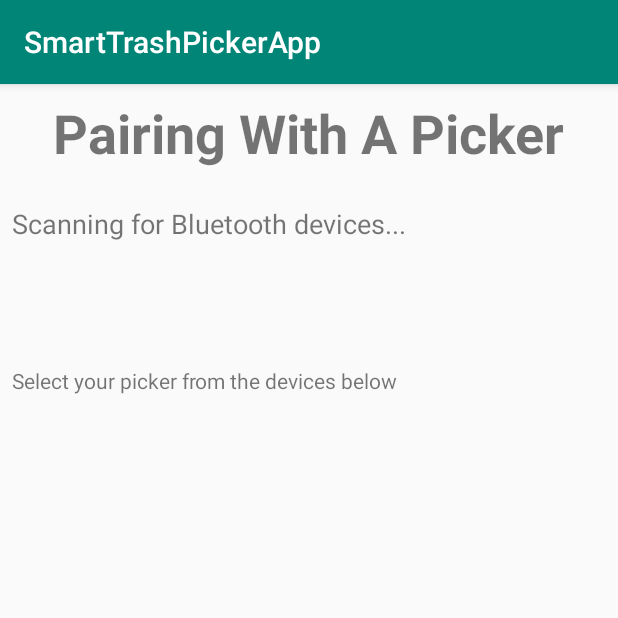
After one commit to MichaelRechenberg/SmartTrashPickerAndroidApp, an Android app: the BLEPairingActivity screen opened directly, with no data from a screen before it, on a phone screen of 412 x 824 dp, the top half of it. The commit adds this screen. Run offline under Robolectric (Android 15) with nearby library versions, the phone set to English and light mode, and no system bars.

Commit message:
launcher activity and pairing activity are created. Layouts are made, but I have yet to actually do the Bluetooth scanning or bluetooth communication.  Updated manifest to require Bluetooth permissions and BLE capability

```diff
--- a/app/build.gradle
+++ b/app/build.gradle
@@ -24,10 +24,11 @@ android {
 
 dependencies {
     implementation fileTree(dir: 'libs', include: ['*.jar'])
-    implementation"org.jetbrains.kotlin:kotlin-stdlib-jdk7:$kotlin_version"
+    implementation "org.jetbrains.kotlin:kotlin-stdlib-jdk7:$kotlin_version"
     implementation 'com.android.support:appcompat-v7:28.0.0'
     implementation 'com.android.support.constraint:constraint-layout:1.1.3'
     testImplementation 'junit:junit:4.12'
     androidTestImplementation 'com.android.support.test:runner:1.0.2'
     androidTestImplementation 'com.android.support.test.espresso:espresso-core:3.0.2'
+    implementation 'com.android.support:recyclerview-v7:28.0.0'
 }
--- a/app/src/main/AndroidManifest.xml
+++ b/app/src/main/AndroidManifest.xml
@@ -9,6 +9,8 @@
             android:roundIcon="@mipmap/ic_launcher_round"
             android:supportsRtl="true"
             android:theme="@style/AppTheme">
+        <activity android:name=".BLEPairingActivity">
+        </activity>
         <activity android:name=".HomeActivity">
             <intent-filter>
                 <action android:name="android.intent.action.MAIN"/>
@@ -17,5 +19,9 @@
             </intent-filter>
         </activity>
     </application>
+    <uses-permission android:name="android.permission.BLUETOOTH"></uses-permission>
+    <uses-permission android:name="android.permission.BLUETOOTH_ADMIN"></uses-permission>
 
+    <!-- We require BLE, so make BLE capability mandatory -->
+    <uses-feature android:name="android.hardware.bluetooth_le" android:required="true"></uses-feature>
 </manifest>
--- /dev/null
+++ b/app/src/main/java/mrechenberg/smarttrashpickerapp/BLEPairingActivity.kt
@@ -0,0 +1,46 @@
+package mrechenberg.smarttrashpickerapp
+
+import android.os.Bundle
+import android.support.v7.app.AppCompatActivity
+import android.support.v7.widget.LinearLayoutManager
+import kotlinx.android.synthetic.main.activity_blepairing.*
+
+class BLEPairingActivity : AppCompatActivity() {
+
+    var isActivelyScanning = false
+
+    override fun onCreate(savedInstanceState: Bundle?) {
+        super.onCreate(savedInstanceState)
+        setContentView(R.layout.activity_blepairing)
+
+        // Init recycler view
+        var discoveredDevicesRecyclerView = ble_discovered_devices_recyclerview
+        discoveredDevicesRecyclerView.layoutManager = LinearLayoutManager(this@BLEPairingActivity)
+
+        // TODO: set adapter of recycler view based on the results of BLE scan
+
+        // Allow the user to rescan by clicking near the scan text
+        var scanStatusLayout = ble_pairing_scan_control_layout
+        var scanStatusTextView = ble_start_scan_textview
+
+        scanStatusLayout.setOnClickListener {v ->
+            if (isActivelyScanning){
+                isActivelyScanning = !isActivelyScanning
+                scanStatusTextView.setText(R.string.ble_start_scan_text_not_scanning)
+            }
+            else {
+                isActivelyScanning = !isActivelyScanning
+                scanStatusTextView.setText(R.string.ble_start_scan_text_actively_scanning)
+
+
+                // TODO: actually do the BLE scan, and when the scan times-out or user connects,
+                //   set the scan status text to not_scanning variant
+
+
+                // TODO: set adapter of recycler view based on the results of BLE scan
+            }
+        }
+
+
+    }
+}
--- /dev/null
+++ b/app/src/main/res/layout/activity_blepairing.xml
@@ -0,0 +1,57 @@
+<?xml version="1.0" encoding="utf-8"?>
+<android.support.constraint.ConstraintLayout
+        xmlns:android="http://schemas.android.com/apk/res/android"
+        xmlns:tools="http://schemas.android.com/tools"
+        xmlns:app="http://schemas.android.com/apk/res-auto"
+        android:layout_width="match_parent"
+        android:layout_height="match_parent"
+        tools:context=".BLEPairingActivity" android:id="@+id/constraintLayout">
+
+    <android.support.constraint.ConstraintLayout
+            android:layout_width="match_parent"
+            android:layout_height="wrap_content" android:id="@+id/ble_discovered_devices_layout"
+            app:layout_constraintStart_toStartOf="parent"
+            android:layout_marginTop="40dp" app:layout_constraintTop_toBottomOf="@+id/ble_pairing_header_layout">
+
+        <android.support.v7.widget.RecyclerView
+                android:layout_width="match_parent"
+                android:layout_height="wrap_content" android:id="@+id/ble_discovered_devices_recyclerview"
+                app:layout_constraintStart_toStartOf="parent" app:layout_constraintEnd_toEndOf="parent"
+                app:layout_constraintHorizontal_bias="0.0" android:layout_marginTop="8dp"
+                app:layout_constraintTop_toBottomOf="@+id/ble_discovered_devices_list_header_textview"/>
+        <TextView
+                android:text="@string/ble_discovered_devices_header_text"
+                android:layout_width="wrap_content"
+                android:layout_height="wrap_content" android:id="@+id/ble_discovered_devices_list_header_textview"
+                app:layout_constraintTop_toTopOf="parent" app:layout_constraintStart_toStartOf="parent"
+                android:layout_marginStart="8dp"/>
+    </android.support.constraint.ConstraintLayout>
+    <android.support.constraint.ConstraintLayout
+            android:layout_width="match_parent"
+            android:layout_height="wrap_content" app:layout_constraintTop_toTopOf="parent"
+            android:id="@+id/ble_pairing_header_layout">
+
+        <TextView
+                android:text="@string/ble_pairing_header_text"
+                android:layout_width="wrap_content"
+                android:layout_height="wrap_content" android:id="@+id/ble_pairing_header_text"
+                app:layout_constraintEnd_toEndOf="parent" app:layout_constraintStart_toStartOf="parent"
+                app:layout_constraintTop_toTopOf="parent" android:textSize="36sp" android:layout_marginTop="8dp"
+                android:textStyle="bold"/>
+        <android.support.constraint.ConstraintLayout
+                android:layout_width="match_parent"
+                android:layout_height="75dp" app:layout_constraintEnd_toEndOf="parent"
+                app:layout_constraintStart_toStartOf="parent"
+                android:id="@+id/ble_pairing_scan_control_layout"
+                android:layout_marginTop="16dp" app:layout_constraintTop_toBottomOf="@+id/ble_pairing_header_text">
+
+            <TextView
+                    android:text="@string/ble_start_scan_text_actively_scanning"
+                    android:layout_width="0dp"
+                    android:layout_height="wrap_content" android:id="@+id/ble_start_scan_textview"
+                    android:textSize="18sp"
+                    app:layout_constraintTop_toTopOf="parent" android:layout_marginTop="8dp"
+                    app:layout_constraintStart_toStartOf="parent" android:layout_marginStart="8dp"/>
+        </android.support.constraint.ConstraintLayout>
+    </android.support.constraint.ConstraintLayout>
+</android.support.constraint.ConstraintLayout>
--- a/app/src/main/res/values/strings.xml
+++ b/app/src/main/res/values/strings.xml
@@ -1,7 +1,14 @@
 <resources>
     <string name="app_name">SmartTrashPickerApp</string>
     <string name="home_screen_welcome_text_top">Hello!</string>
-    <string name="home_screen_welcome_text_bottom">Ready to pick up some trash?</string>
+    <string name="home_screen_welcome_text_bottom">Let\'s clean up the neighborhood</string>
     <string name="enter_username_hint_text">Enter Username</string>
     <string name="welcome_screen_login_button_text">Pair With Picker</string>
+    <string name="home_screen_username_header_text">Who will be using the trash picker?</string>
+    <string name="ble_pairing_header_text">Pairing With A Picker</string>
+    <string name="ble_start_scan_text_actively_scanning">Scanning for Bluetooth devices...</string>
+    <string name="ble_start_scan_text_not_scanning">Scan Finished. Click to scan again</string>
+    <string name="ble_uiud_default_text">NO UIUD FOUND</string>
+    <string name="blue_address_default_text">NO BLUETOOTH ADDRESS FOUND</string>
+    <string name="ble_discovered_devices_header_text">Select your picker from the devices below</string>
 </resources>
```
Also changed, not shown: app/src/main/java/mrechenberg/smarttrashpickerapp/BLEDiscoveredDevice.kt (added, +8 -0 lines), app/src/main/java/mrechenberg/smarttrashpickerapp/BLEDiscoveredDeviceListAdapter.kt (added, +57 -0 lines), app/src/main/java/mrechenberg/smarttrashpickerapp/HomeActivity.kt (+44 -0 lines), app/src/main/res/layout/activity_home.xml (+10 -1 lines), app/src/main/res/layout/ble_device_list_item.xml (added, +19 -0 lines).
